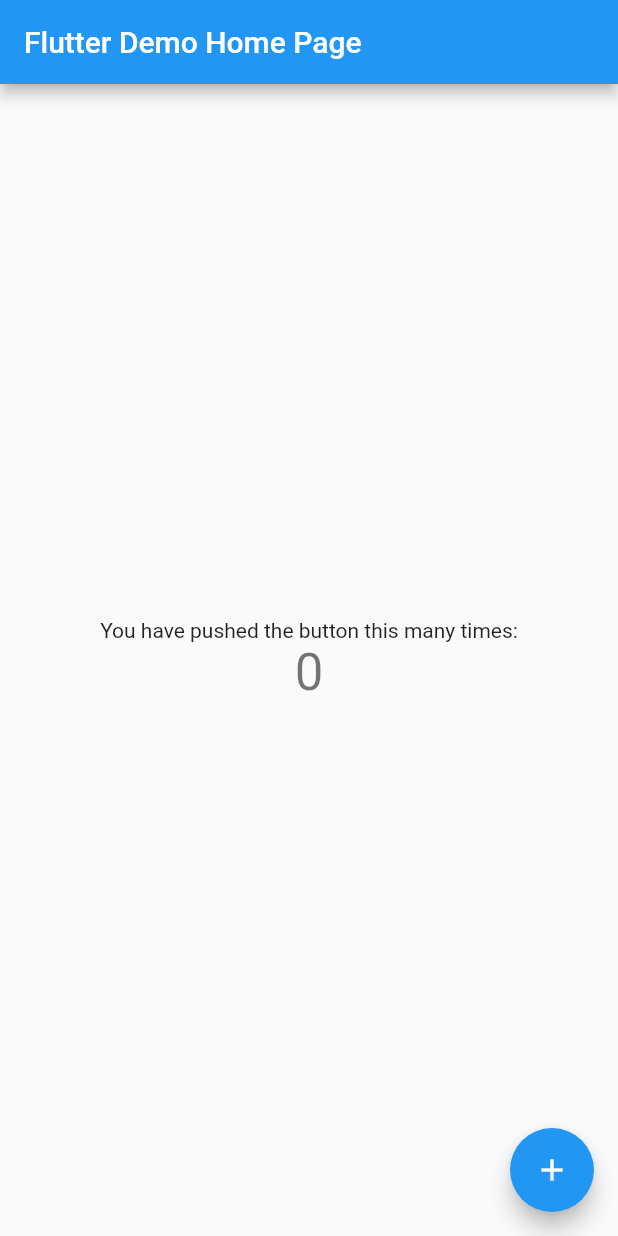
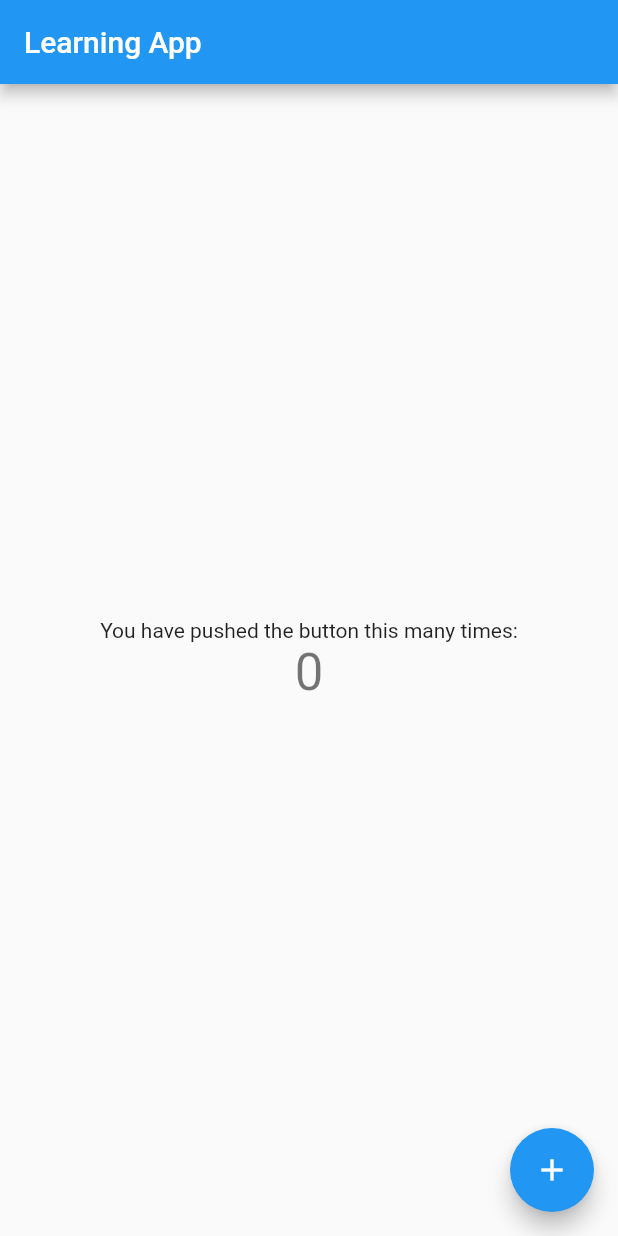
Before and after one commit to rushio-consulting/formation_flutter_app, a Flutter app: the screen it shows after launch, on a phone screen of 412 x 824 dp. Run offline on Flutter 3.47's test engine with Material 2 defaults, Android fonts, the phone set to English and light mode, and no system bars; our stand-ins replace flutter_mobx, mobx; generated files the repository leaves out were written again.

```diff
--- a/lib/main.dart
+++ b/lib/main.dart
@@ -1,108 +1,54 @@
 import 'package:flutter/material.dart';
+
+import 'package:flutter_mobx/flutter_mobx.dart';
+
+import 'counter.dart'; // Import the Counter
+
+final counter = Counter(); // Instantiate the store
 
 void main() => runApp(MyApp());
 
 class MyApp extends StatelessWidget {
-  // This widget is the root of your application.
   @override
   Widget build(BuildContext context) {
     return MaterialApp(
-      title: 'Flutter Demo',
+      title: 'Learning Flutter',
       theme: ThemeData(
-        // This is the theme of your application.
-        //
-        // Try running your application with "flutter run". You'll see the
-        // application has a blue toolbar. Then, without quitting the app, try
-        // changing the primarySwatch below to Colors.green and then invoke
-        // "hot reload" (press "r" in the console where you ran "flutter run",
-        // or simply save your changes to "hot reload" in a Flutter IDE).
-        // Notice that the counter didn't reset back to zero; the application
-        // is not restarted.
         primarySwatch: Colors.blue,
       ),
-      home: MyHomePage(title: 'Flutter Demo Home Page'),
+      home: MyHomePage(),
     );
   }
 }
 
-class MyHomePage extends StatefulWidget {
-  MyHomePage({Key key, this.title}) : super(key: key);
-
-  // This widget is the home page of your application. It is stateful, meaning
-  // that it has a State object (defined below) that contains fields that affect
-  // how it looks.
-
-  // This class is the configuration for the state. It holds the values (in this
-  // case the title) provided by the parent (in this case the App widget) and
-  // used by the build method of the State. Fields in a Widget subclass are
-  // always marked "final".
-
-  final String title;
-
-  @override
-  _MyHomePageState createState() => _MyHomePageState();
-}
-
-class _MyHomePageState extends State<MyHomePage> {
-  int _counter = 0;
-
-  void _incrementCounter() {
-    setState(() {
-      // This call to setState tells the Flutter framework that something has
-      // changed in this State, which causes it to rerun the build method below
-      // so that the display can reflect the updated values. If we changed
-      // _counter without calling setState(), then the build method would not be
-      // called again, and so nothing would appear to happen.
-      _counter++;
-    });
-  }
+class MyHomePage extends StatelessWidget {
+  const MyHomePage();
 
   @override
   Widget build(BuildContext context) {
-    // This method is rerun every time setState is called, for instance as done
-    // by the _incrementCounter method above.
-    //
-    // The Flutter framework has been optimized to make rerunning build methods
-    // fast, so that you can just rebuild anything that needs updating rather
-    // than having to individually change instances of widgets.
     return Scaffold(
       appBar: AppBar(
-        // Here we take the value from the MyHomePage object that was created by
-        // the App.build method, and use it to set our appbar title.
-        title: Text(widget.title),
+        title: Text('Learning App'),
       ),
       body: Center(
-        // Center is a layout widget. It takes a single child and positions it
-        // in the middle of the parent.
         child: Column(
-          // Column is also a layout widget. It takes a list of children and
-          // arranges them vertically. By default, it sizes itself to fit its
-          // children horizontally, and tries to be as tall as its parent.
-          //
-          // Invoke "debug painting" (press "p" in the console, choose the
-          // "Toggle Debug Paint" action from the Flutter Inspector in Android
-          // Studio, or the "Toggle Debug Paint" command in Visual Studio Code)
-          // to see the wireframe for each widget.
-          //
-          // Column has various properties to control how it sizes itself and
-          // how it positions its children. Here we use mainAxisAlignment to
-          // center the children vertically; the main axis here is the vertical
-          // axis because Columns are vertical (the cross axis would be
-          // horizontal).
           mainAxisAlignment: MainAxisAlignment.center,
           children: <Widget>[
             Text(
               'You have pushed the button this many times:',
             ),
-            Text(
-              '$_counter',
-              style: Theme.of(context).textTheme.display1,
-            ),
+            // Wrapping in the Observer will automatically re-render on changes to counter.value
+            Observer(
+              builder: (_) => Text(
+                '${counter.value}',
+                style: Theme.of(context).textTheme.display1,
+              ),
+            )
           ],
         ),
       ),
       floatingActionButton: FloatingActionButton(
-        onPressed: _incrementCounter,
+        onPressed: counter.increment,
         tooltip: 'Increment',
         child: Icon(Icons.add),
       ), // This trailing comma makes auto-formatting nicer for build methods.
```
